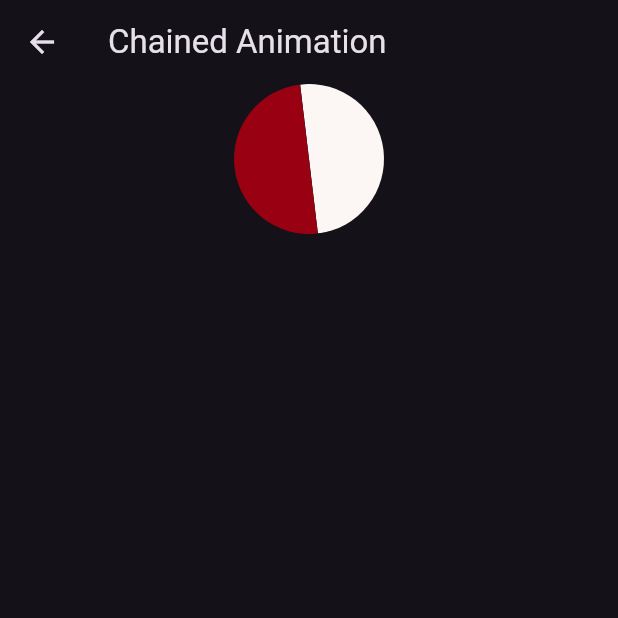
After one commit to GemotiveerdeStudent/FlutterPlayground, a Flutter app: the screen it shows after launch, after a tap on "Chained Animation", on a phone screen of 412 x 824 dp, the top half of it. The commit adds this screen. Run offline on Flutter 3.47's test engine with Material 3 defaults, Android fonts, the light colour scheme and no system bars.

Commit message:
Added chained animation

```diff
--- a/flutterplayground/lib/constants/routes.dart
+++ b/flutterplayground/lib/constants/routes.dart
@@ -1 +1,2 @@
 const blueSquareRotate = '/view/blueSquareRotate';
+const chainedAnimation = '/view/chainedAnimation';
--- a/flutterplayground/lib/main.dart
+++ b/flutterplayground/lib/main.dart
@@ -1,5 +1,6 @@
 import 'package:flutter/material.dart';
 import 'views/blue_square_rotate.dart';
+import 'views/chained_animation.dart';
 import 'constants/routes.dart';
 
 void main() {
@@ -14,6 +15,7 @@ void main() {
     home: const HomePage(),
     routes: {
       blueSquareRotate: (context) => const BlueSquareRotateView(),
+      chainedAnimation: (context) => const ChainedAnimationView(),
     },
   ));
 }
@@ -28,7 +30,7 @@ class HomePage extends StatefulWidget {
 class _HomePageState extends State<HomePage> {
   final List<Map<String, String>> buttonConfigs = [
     {'text': 'Blue Square Rotate', 'route': blueSquareRotate},
-    {'text': 'Red Square Rotate', 'route': '/redSquareRotate'},
+    {'text': 'Chained Animation', 'route': chainedAnimation},
     {'text': 'Green Square Rotate', 'route': '/greenSquareRotate'},
     {'text': 'Yellow Square Rotate', 'route': '/yellowSquareRotate'},
     // Add more button configurations here
@@ -43,7 +45,7 @@ class _HomePageState extends State<HomePage> {
         actions: [
           IconButton(
             onPressed: () {
-              Navigator.pushNamed(context, '/settings');
+              Navigator.pushNamed(context, '/menu');
             },
             icon: const Icon(Icons.menu),
           ),
--- /dev/null
+++ b/flutterplayground/lib/views/chained_animation.dart
@@ -0,0 +1,223 @@
+import 'dart:math';
+import 'package:flutter/material.dart';
+
+class ChainedAnimationView extends StatefulWidget {
+  const ChainedAnimationView({super.key});
+
+  @override
+  State<ChainedAnimationView> createState() => _ChainedAnimationViewState();
+}
+
+extension on VoidCallback {
+  Future<void> delayed(Duration duration) => Future.delayed(duration, this);
+}
+
+enum CircleSide { left, right }
+
+// Drawing 2 half circles in a row.
+extension ToPath on CircleSide {
+  Path toPath(Size size) {
+    final path = Path();
+
+    late Offset offset;
+    late bool clockwise;
+
+    switch (this) {
+      case CircleSide.left:
+        path.moveTo(size.width, 0);
+        offset = Offset(size.width, size.height);
+        clockwise = false;
+        break;
+
+      case CircleSide.right:
+        offset = Offset(0, size.height);
+        clockwise = true;
+        break;
+    }
+    path.arcToPoint(
+      offset,
+      radius: Radius.elliptical(size.width / 2, size.height / 2),
+      clockwise: clockwise,
+    );
+    path.close();
+    return path;
+  }
+}
+
+class HalfCircleClipper extends CustomClipper<Path> {
+  final CircleSide side;
+
+  HalfCircleClipper({
+    required this.side,
+  }); //constructor
+
+  @override
+  Path getClip(Size size) => side.toPath(size);
+
+  @override
+  bool shouldReclip(CustomClipper<Path> oldClipper) => true;
+}
+
+class _ChainedAnimationViewState extends State<ChainedAnimationView>
+    with TickerProviderStateMixin {
+  late AnimationController _counterClockwiseRotationController;
+  late Animation<double> _counterClockwiseRotationAnimation;
+
+  late AnimationController _flipController;
+  late Animation<double> _flipAnimation;
+
+  // Rotate animation
+  @override
+  void initState() {
+    super.initState();
+    _counterClockwiseRotationController = AnimationController(
+      vsync: this,
+      duration: const Duration(
+        seconds: 1,
+      ),
+    );
+
+    _counterClockwiseRotationAnimation = Tween<double>(
+      begin: 0,
+      end: -(pi / 2),
+    ).animate(
+      CurvedAnimation(
+        parent: _counterClockwiseRotationController,
+        curve: Curves.bounceOut,
+      ),
+    );
+    // FlipAnimation
+    _flipController = AnimationController(
+      vsync: this,
+      duration: const Duration(
+        seconds: 1,
+      ),
+    );
+
+    _flipAnimation = Tween<double>(
+      begin: 0.0,
+      end: pi,
+    ).animate(
+      CurvedAnimation(
+        parent: _flipController,
+        curve: Curves.bounceOut,
+      ),
+    );
+
+    // status listener
+    _counterClockwiseRotationController.addStatusListener(
+      (status) {
+        if (status == AnimationStatus.completed) {
+          _flipAnimation = Tween<double>(
+            begin: _flipAnimation.value,
+            end: _flipAnimation.value + pi,
+          ).animate(
+            CurvedAnimation(
+              parent: _flipController,
+              curve: Curves.bounceOut,
+            ),
+          );
+
+          // reset flip controller and start the animation
+          _flipController
+            ..reset()
+            ..forward();
+        }
+      },
+    );
+
+    _flipController.addStatusListener(
+      (status) {
+        if (status == AnimationStatus.completed) {
+          _counterClockwiseRotationAnimation = Tween<double>(
+            begin: _counterClockwiseRotationAnimation.value,
+            end: _counterClockwiseRotationAnimation.value + (pi / 2),
+          ).animate(
+            CurvedAnimation(
+              parent: _counterClockwiseRotationController,
+              curve: Curves.bounceOut,
+            ),
+          );
+          _counterClockwiseRotationController
+            ..reset()
+            ..forward();
+        }
+      },
+    );
+  }
+
+  @override
+  void dispose() {
+    _counterClockwiseRotationController.dispose();
+    _flipController.dispose();
+    super.dispose();
+  }
+
+  @override
+  Widget build(BuildContext context) {
+    _counterClockwiseRotationController
+      ..reset()
+      ..forward.delayed(const Duration(seconds: 1));
+
+    return Scaffold(
+      appBar: AppBar(
+        title: const Text('Chained Animation'),
+      ),
+      body: SafeArea(
+        child: AnimatedBuilder(
+          animation: _counterClockwiseRotationController,
+          builder: (context, child) {
+            return Transform(
+              alignment: Alignment.center,
+              transform: Matrix4.identity()
+                ..rotateZ(
+                  _counterClockwiseRotationAnimation.value,
+                ),
+              child: Row(
+                mainAxisAlignment: MainAxisAlignment.center,
+                children: [
+                  AnimatedBuilder(
+                    animation: _flipController,
+                    builder: (context, child) {
+                      return Transform(
+                        alignment: Alignment.centerRight,
+                        transform: Matrix4.identity()
+                          ..rotateY(_flipAnimation.value),
+                        child: ClipPath(
+                          clipper: HalfCircleClipper(side: CircleSide.left),
+                          child: Container(
+                            color: const Color(0xff990011),
+                            width: 100,
+                            height: 100,
+                          ),
+                        ),
+                      );
+                    },
+                  ),
+                  AnimatedBuilder(
+                    animation: _flipAnimation,
+                    builder: (context, child) {
+                      return Transform(
+                        alignment: Alignment.centerLeft,
+                        transform: Matrix4.identity()
+                          ..rotateY(_flipAnimation.value),
+                        child: ClipPath(
+                          clipper: HalfCircleClipper(side: CircleSide.right),
+                          child: Container(
+                            color: const Color(0xffFCF6F5),
+                            width: 100,
+                            height: 100,
+                          ),
+                        ),
+                      );
+                    },
+                  ),
+                ],
+              ),
+            );
+          },
+        ),
+      ),
+    );
+  }
+}
```
